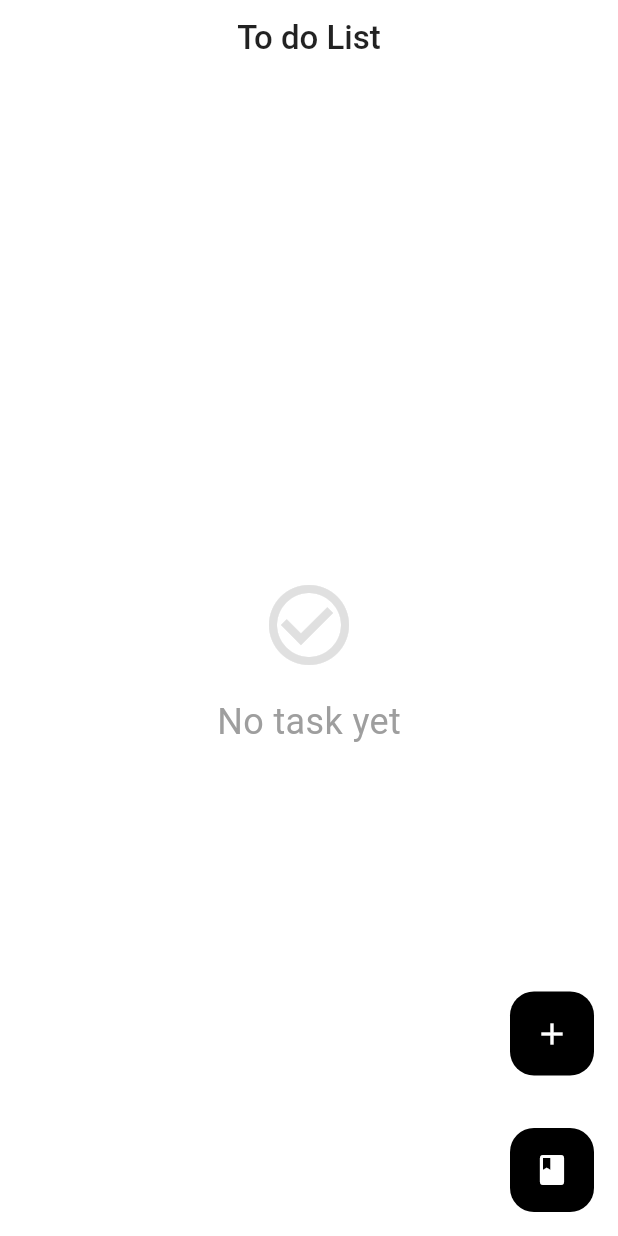
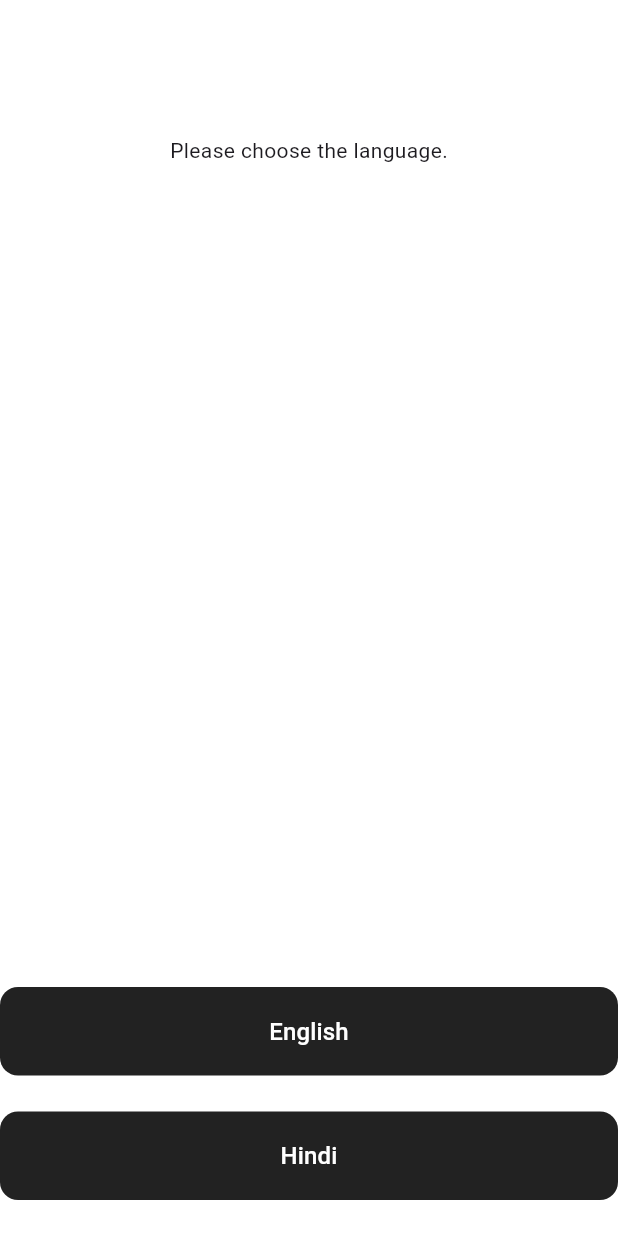
Before and after one commit to Sejanbagani1402/todo-list-app, a Flutter app: the screen it shows after launch, on a phone screen of 412 x 824 dp. Run offline on Flutter 3.47's test engine with Material 3 defaults, Android fonts, the phone set to English and light mode, and no system bars; our stand-ins replace dio, easy_localization.

Commit message:
feat: added multi-lingual feature

```diff
--- /dev/null
+++ b/assets/translations/en.json
@@ -0,0 +1,21 @@
+{
+  "choose_language": "Please choose the language.",
+  "english": "English",
+  "hindi": "Hindi",
+  "todo_list": "To do List",
+  "no_task": "No task yet",
+  "add_task": "Add Task",
+  "define_screen": "Definitions",
+  "add_your_task": "Add your task",
+  "define_message": "Here you can find the meaning and explanations of tasks.",
+  "task_title": "Task Title",
+  "description_optional": "Description (optional)",
+  "save_task": "Save Task",
+
+  "define_word": "Define the word",
+  "enter_word": "Enter your word",
+  "definition_of_word": "Definition of the word",
+  "define_button": "Define the Word",
+  "error_fetch": "Error: Unable to fetch definition",
+  "error_generic": "An error occurred"
+}
--- a/lib/Screens/add_to_do_screen.dart
+++ b/lib/Screens/add_to_do_screen.dart
@@ -1,3 +1,4 @@
+import 'package:easy_localization/easy_localization.dart';
 import 'package:flutter/material.dart';
 
 class AddTodoScreen extends StatefulWidget {
@@ -29,8 +30,8 @@ class AddTodoScreenState extends State<AddTodoScreen> {
             padding: EdgeInsets.only(bottom: 8),
             child: AppBar(
               title: Center(
-                child: const Text(
-                  "Add your Task",
+                child: Text(
+                  "add_your_task".tr(),
                   style: TextStyle(fontWeight: FontWeight.w500),
                 ),
               ),
@@ -62,7 +63,7 @@ class AddTodoScreenState extends State<AddTodoScreen> {
                     horizontal: 20,
                     vertical: 18,
                   ),
-                  hintText: "Task Title",
+                  hintText: "task_title".tr(),
                   hintStyle: TextStyle(color: Colors.grey[400]),
                 ),
                 style: TextStyle(fontSize: 17),
@@ -87,7 +88,7 @@ class AddTodoScreenState extends State<AddTodoScreen> {
                     horizontal: 20,
                     vertical: 18,
                   ),
-                  hintText: "Description (optional)",
+                  hintText: "description_optional".tr(),
                   hintStyle: TextStyle(color: Colors.grey[400]),
                 ),
                 style: TextStyle(fontSize: 16),
@@ -115,7 +116,7 @@ class AddTodoScreenState extends State<AddTodoScreen> {
                     elevation: 0,
                   ),
                   child: Text(
-                    "Add Task",
+                    "add_task".tr(),
                     style: TextStyle(
                       color: Colors.white,
                       fontSize: 16,
--- /dev/null
+++ b/lib/Screens/choose_language_screen.dart
@@ -0,0 +1,57 @@
+import 'package:easy_localization/easy_localization.dart';
+import 'package:flutter/material.dart';
+
+class ChooseLanguageScreen extends StatefulWidget {
+  const ChooseLanguageScreen({super.key});
+  @override
+  State<ChooseLanguageScreen> createState() => ChooseLanguageScreenPage();
+}
+
+class ChooseLanguageScreenPage extends State<ChooseLanguageScreen> {
+  void setLanguageToEnglish() async {}
+  void setLanguageToHindi() async {}
+  @override
+  Widget build(BuildContext context) {
+    return Scaffold(
+      backgroundColor: Colors.white,
+      body: Column(
+        children: [
+          SizedBox(height: 90),
+          Center(child: Text("choose_language".tr())),
+          Spacer(),
+          buildLanguageButton(context, "english".tr(), const Locale("en")),
+          buildLanguageButton(context, "hindi".tr(), const Locale("hi")),
+        ],
+      ),
+    );
+  }
+
+  Widget buildLanguageButton(BuildContext context, String text, Locale locale) {
+    return Container(
+      width: double.infinity,
+      margin: const EdgeInsets.only(bottom: 24),
+      child: ElevatedButton(
+        style: ElevatedButton.styleFrom(
+          backgroundColor: Colors.black87,
+          padding: EdgeInsets.symmetric(vertical: 18),
+          shape: RoundedRectangleBorder(
+            borderRadius: BorderRadius.circular(12),
+          ),
+          elevation: 0,
+        ),
+        onPressed: () async {
+          await context.setLocale(locale);
+          Navigator.pushReplacementNamed(context, "/home");
+        },
+        child: Text(
+          text,
+          style: TextStyle(
+            color: Colors.white,
+            fontSize: 16,
+            fontWeight: FontWeight.w500,
+          ),
+        ),
+      ),
+    );
+  }
+}
--- a/lib/main.dart
+++ b/lib/main.dart
@@ -1,12 +1,26 @@
+import 'package:app/Screens/SplashScreen/splash_screen.dart';
+import 'package:app/Screens/choose_language_screen.dart';
 import 'package:app/Screens/define_screen.dart';
+import 'package:easy_localization/easy_localization.dart';
 import 'package:flutter/material.dart';
 import 'package:provider/provider.dart';
 import 'Screens/add_to_do_screen.dart';
 import 'Providers/todo_list_provider.dart';
 
-void main() {
+void main() async {
   debugProfileBuildsEnabled = true;
-  runApp(const MyApp());
+  WidgetsFlutterBinding.ensureInitialized();
+  await EasyLocalization.ensureInitialized();
+  runApp(
+    EasyLocalization(
+      supportedLocales: const [Locale("en"), Locale("hi")],
+      path:
+          "assets/translations", //A:\todo-list-app\asstes\translations\en.json
+      fallbackLocale: const Locale("en"),
+      saveLocale: true,
+      child: const MyApp(),
+    ),
+  );
 }
 
 class MyApp extends StatelessWidget {
@@ -17,7 +31,17 @@ class MyApp extends StatelessWidget {
       providers: [
         ChangeNotifierProvider(create: (context) => TodoListProvider()),
       ],
-      child: MaterialApp(debugShowCheckedModeBanner: true, home: AppScreen()),
+      child: MaterialApp(
+        localizationsDelegates: context.localizationDelegates,
+        supportedLocales: context.supportedLocales,
+        locale: context.locale,
+        debugShowCheckedModeBanner: true,
+        home: SplashScreen(),
+        routes: {
+          '/home': (context) => AppScreen(),
+          '/choose-language': (context) => ChooseLanguageScreen(),
+        },
+      ),
     );
   }
 }
@@ -58,8 +82,8 @@ class AppScreenState extends State<AppScreen> {
             padding: const EdgeInsets.only(bottom: 8),
             child: AppBar(
               title: Center(
-                child: const Text(
-                  "To do List",
+                child: Text(
+                  "todo_list".tr(),
                   style: TextStyle(fontWeight: FontWeight.w500),
                 ),
               ),
@@ -109,7 +133,7 @@ class AppScreenState extends State<AppScreen> {
         ),
         const SizedBox(height: 16),
         Text(
-          "No task yet",
+          "no_task".tr(),
           style: TextStyle(fontSize: 24, color: Colors.grey[500]),
         ),
       ],
--- a/pubspec.yaml
+++ b/pubspec.yaml
@@ -37,6 +37,7 @@ dependencies:
   provider: ^6.1.5
   http: ^1.5.0
   dio: ^5.9.0
+  easy_localization: ^3.0.8
 
 dev_dependencies:
   flutter_test:
@@ -63,6 +64,8 @@ flutter:
   # assets:
   #   - images/a_dot_burr.jpeg
   #   - images/a_dot_ham.jpeg
+  assets:
+    - assets/translations/
 
   # An image asset can refer to one or more resolution-specific "variants", see
   # https://flutter.dev/to/resolution-aware-images
```
Also changed, not shown: assets/translations/hi.json (added, +21 -0 lines), lib/Screens/SplashScreen/splash_screen.dart (added, +32 -0 lines), lib/Screens/define_screen.dart (+9 -8 lines), pubspec.lock, 1 other file.
